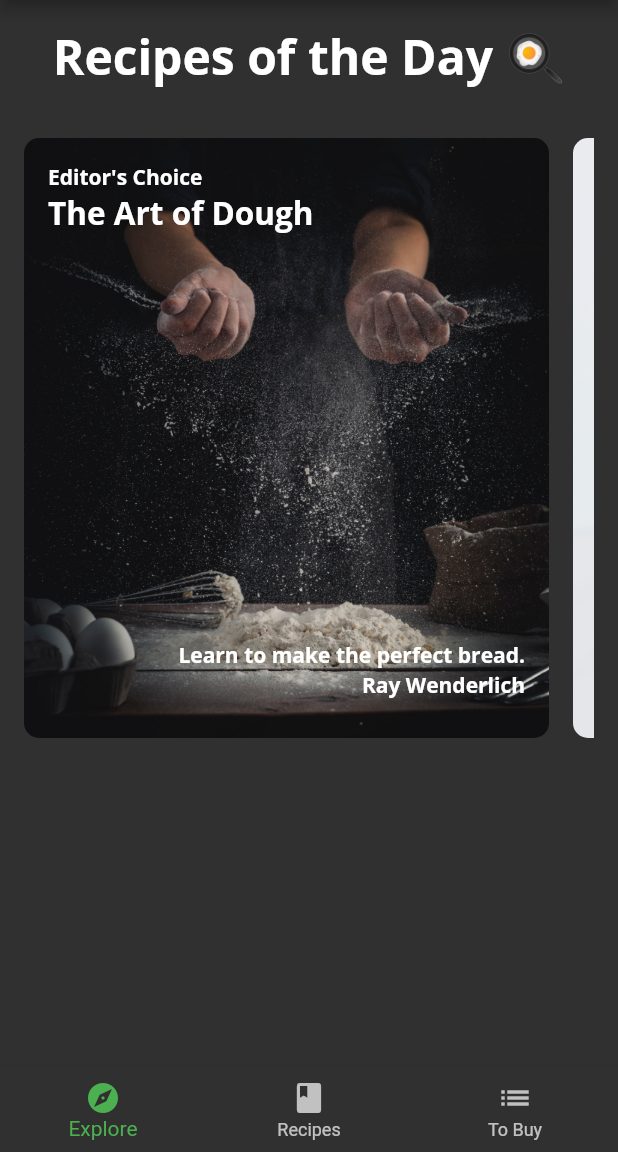
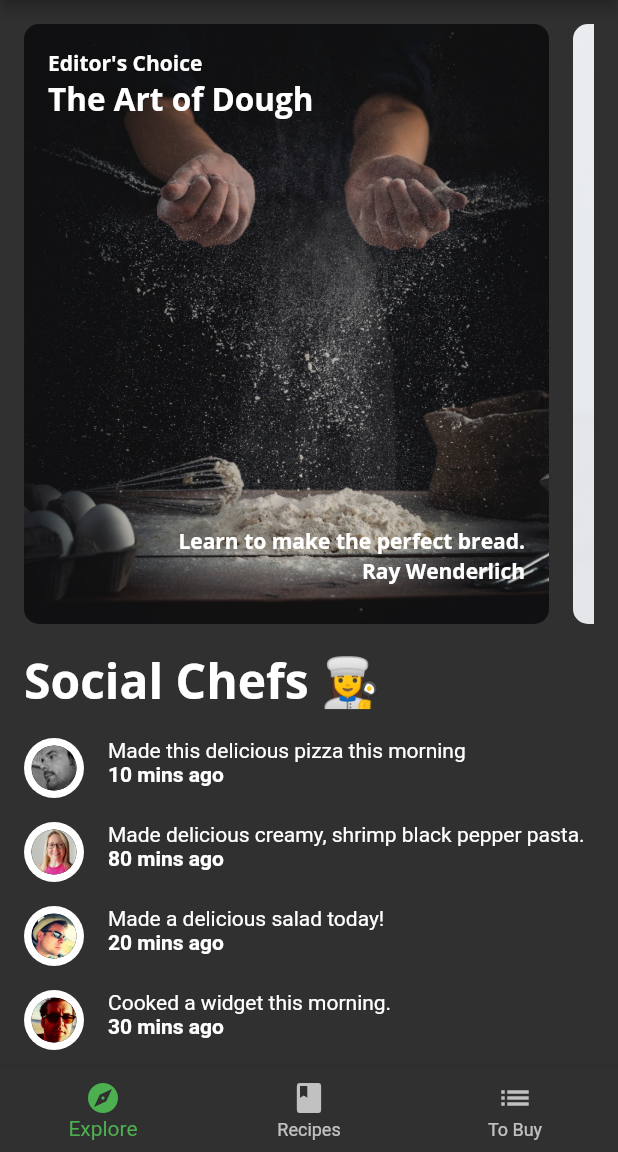
Before and after one commit to chriscard04/fooderlich_Vc5, a Flutter app: the screen it shows after launch, on a phone screen of 412 x 824 dp, the part 84-1236 px from its top. Run offline on Flutter 3.47's test engine with Material 2 defaults, Android fonts, the phone set to English and light mode, and no system bars; our stand-ins replace google_fonts; project files that could hold a hidden picture were left out.

Commit message:
Finishing-up the nested ListViews

```diff
--- a/lib/components/components.dart
+++ b/lib/components/components.dart
@@ -4,3 +4,5 @@ export 'card2.dart';
 export 'card3.dart';
 export 'circle_image.dart';
 export 'today_recipe_list_view.dart';
+export 'friend_post_tile.dart';
+export 'friend_post_list_view.dart';
--- /dev/null
+++ b/lib/components/friend_post_list_view.dart
@@ -0,0 +1,49 @@
+import 'package:flutter/material.dart';
+
+import '../models/models.dart';
+import 'components.dart';
+
+class FriendPostListView extends StatelessWidget {
+  final List<Post> friendPosts;
+
+  const FriendPostListView({
+    Key? key,
+    required this.friendPosts,
+  }) : super(key: key);
+
+  @override
+  Widget build(BuildContext context) {
+    // 2
+    return Padding(
+      padding: const EdgeInsets.only(
+        left: 16,
+        right: 16,
+        top: 0,
+      ),
+      child: Column(
+        crossAxisAlignment: CrossAxisAlignment.start,
+        children: [
+          Text('Social Chefs 👩‍🍳',
+              style: Theme.of(context).textTheme.headline1),
+          const SizedBox(height: 16),
+          ListView.separated(
+            primary: false,
+            physics: const NeverScrollableScrollPhysics(),
+            //  If this were false, you’d get an unbounded height error
+            shrinkWrap: true,
+            scrollDirection: Axis.vertical,
+            itemCount: friendPosts.length,
+            itemBuilder: (context, index) {
+              final post = friendPosts[index];
+              return FriendPostTile(post: post);
+            },
+            separatorBuilder: (context, index) {
+              return const SizedBox(height: 16);
+            },
+          ),
+          const SizedBox(height: 16),
+        ],
+      ),
+    );
+  }
+}
--- /dev/null
+++ b/lib/components/friend_post_tile.dart
@@ -0,0 +1,40 @@
+import 'package:flutter/material.dart';
+
+import '../components/components.dart';
+import '../models/models.dart';
+
+class FriendPostTile extends StatelessWidget {
+  final Post post;
+
+  const FriendPostTile({
+    Key? key,
+    required this.post,
+  }) : super(key: key);
+
+  @override
+  Widget build(BuildContext context) {
+    return Row(
+      crossAxisAlignment: CrossAxisAlignment.start,
+      mainAxisAlignment: MainAxisAlignment.start,
+      children: [
+        CircleImage(
+          imageProvider: AssetImage(post.profileImageUrl),
+          imageRadius: 20,
+        ),
+        const SizedBox(width: 16),
+        Expanded(
+          child: Column(
+            crossAxisAlignment: CrossAxisAlignment.start,
+            children: [
+              Text(post.comment),
+              Text(
+                '${post.timestamp} mins ago',
+                style: const TextStyle(fontWeight: FontWeight.w700),
+              ),
+            ],
+          ),
+        ),
+      ],
+    );
+  }
+}
--- a/lib/screens/explore_screen.dart
+++ b/lib/screens/explore_screen.dart
@@ -12,36 +12,22 @@ class ExploreScreen extends StatelessWidget {
 
   @override
   Widget build(BuildContext context) {
-    return Padding(
-      padding: const EdgeInsets.only(
-        top: 16,
-      ),
-      child: Column(
-        children: [
-          Text('Recipes of the Day 🍳',
-              style: Theme.of(context).textTheme.headline1),
-          const SizedBox(height: 16),
-          FutureBuilder(
+    return FutureBuilder(
       future: mockService.getExploreData(),
       builder: (context, AsyncSnapshot<ExploreData> snapshot) {
-                // TODO: Add Nested List Views
         if (snapshot.connectionState == ConnectionState.done) {
-                  final recipes = snapshot.data?.todayRecipes ?? [];
-                  return TodayRecipeListView(recipes: recipes);
-                } else {
-                  return Column(
+          return ListView(
+            scrollDirection: Axis.vertical,
             children: [
-                      const Text('Loading data...'),
-                      const SizedBox(height: 10),
-                      const Center(
-                        child: CircularProgressIndicator(),
-                      ),
+              TodayRecipeListView(recipes: snapshot.data?.todayRecipes ?? []),
+              const SizedBox(height: 16),
+              FriendPostListView(friendPosts: snapshot.data?.friendPosts ?? []),
             ],
           );
+        } else {
+          return const Center(child: CircularProgressIndicator());
         }
-              }),
-        ],
-      ),
+      },
     );
   }
 }
```
Lines whose indentation alone changed are shown as unchanged.
